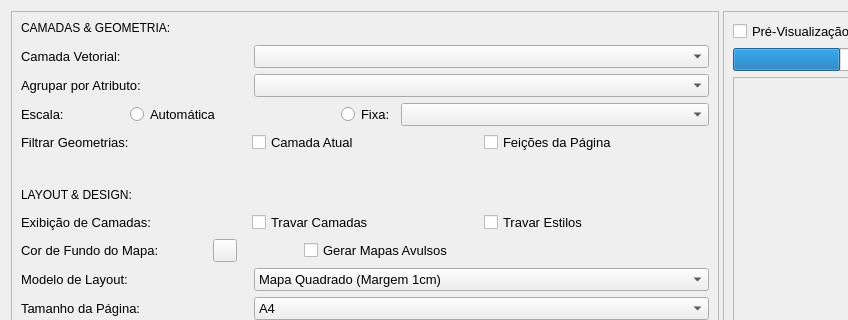
First picture: the form in vector_to_map_dialog_base.ui, repository matheusdurso/VectorToMap, before the edit; both pictures show x 0 to 848 and y 0 to 320 of the 1200 by 846 pixel window.
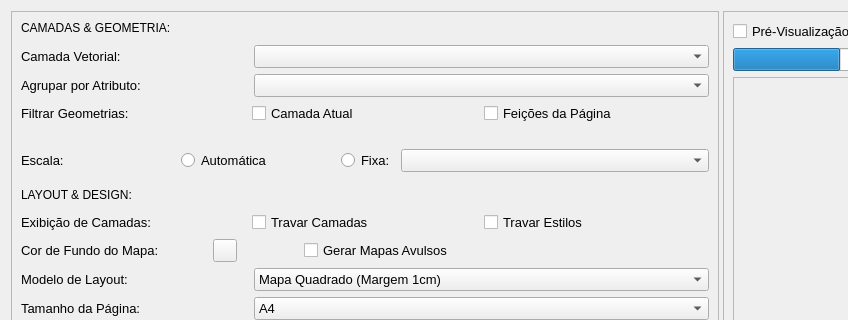
Second picture: the form after the edit. Custom widgets are drawn as their Qt base class.

```diff
--- a/vector_to_map_dialog_base.ui
+++ b/vector_to_map_dialog_base.ui
@@ -142,54 +142,6 @@
           </item>
          </layout>
         </item>
-        <item>
-         <layout class="QHBoxLayout" name="horizontalLayout" stretch="1,2,0,3">
-          <property name="topMargin">
-           <number>0</number>
-          </property>
-          <item>
-           <widget class="QLabel" name="label_8">
-            <property name="font">
-             <font>
-              <pointsize>10</pointsize>
-              <weight>50</weight>
-              <bold>false</bold>
-             </font>
-            </property>
-            <property name="text">
-             <string>Escala:</string>
-            </property>
-           </widget>
-          </item>
-          <item>
-           <widget class="QRadioButton" name="rb_escala_auto">
-            <property name="toolTip">
-             <string>Centralização e zoom automáticos. Para pontos individuais a escala automática e fixada em 1:10.000</string>
-            </property>
-            <property name="text">
-             <string>Automática</string>
-            </property>
-           </widget>
-          </item>
-          <item>
-           <widget class="QRadioButton" name="rb_escala_fixa">
-            <property name="toolTip">
-             <string>Escolha dentre as opções de escala fixa</string>
-            </property>
-            <property name="text">
-             <string>Fixa:</string>
-            </property>
-           </widget>
-          </item>
-          <item>
-           <widget class="QComboBox" name="combo_escala_fixa">
-            <property name="toolTip">
-             <string>Selecione a escala desejada</string>
-            </property>
-           </widget>
-          </item>
-         </layout>
-        </item>
         <item>
          <layout class="QHBoxLayout" name="horizontalLayout_10" stretch="0,0,0">
           <property name="topMargin">
@@ -240,6 +192,54 @@
           </property>
          </widget>
         </item>
+        <item>
+         <layout class="QHBoxLayout" name="horizontalLayout" stretch="1,1,0,2">
+          <property name="topMargin">
+           <number>0</number>
+          </property>
+          <item>
+           <widget class="QLabel" name="label_8">
+            <property name="font">
+             <font>
+              <pointsize>10</pointsize>
+              <weight>50</weight>
+              <bold>false</bold>
+             </font>
+            </property>
+            <property name="text">
+             <string>Escala:</string>
+            </property>
+           </widget>
+          </item>
+          <item>
+           <widget class="QRadioButton" name="rb_escala_auto">
+            <property name="toolTip">
+             <string>Centralização e zoom automáticos. Para pontos individuais a escala automática e fixada em 1:10.000</string>
+            </property>
+            <property name="text">
+             <string>Automática</string>
+            </property>
+           </widget>
+          </item>
+          <item>
+           <widget class="QRadioButton" name="rb_escala_fixa">
+            <property name="toolTip">
+             <string>Escolha dentre as opções de escala fixa</string>
+            </property>
+            <property name="text">
+             <string>Fixa:</string>
+            </property>
+           </widget>
+          </item>
+          <item>
+           <widget class="QComboBox" name="combo_escala_fixa">
+            <property name="toolTip">
+             <string>Selecione a escala desejada</string>
+            </property>
+           </widget>
+          </item>
+         </layout>
+        </item>
         <item>
          <layout class="QHBoxLayout" name="horizontalLayout_16">
           <property name="topMargin">
```
